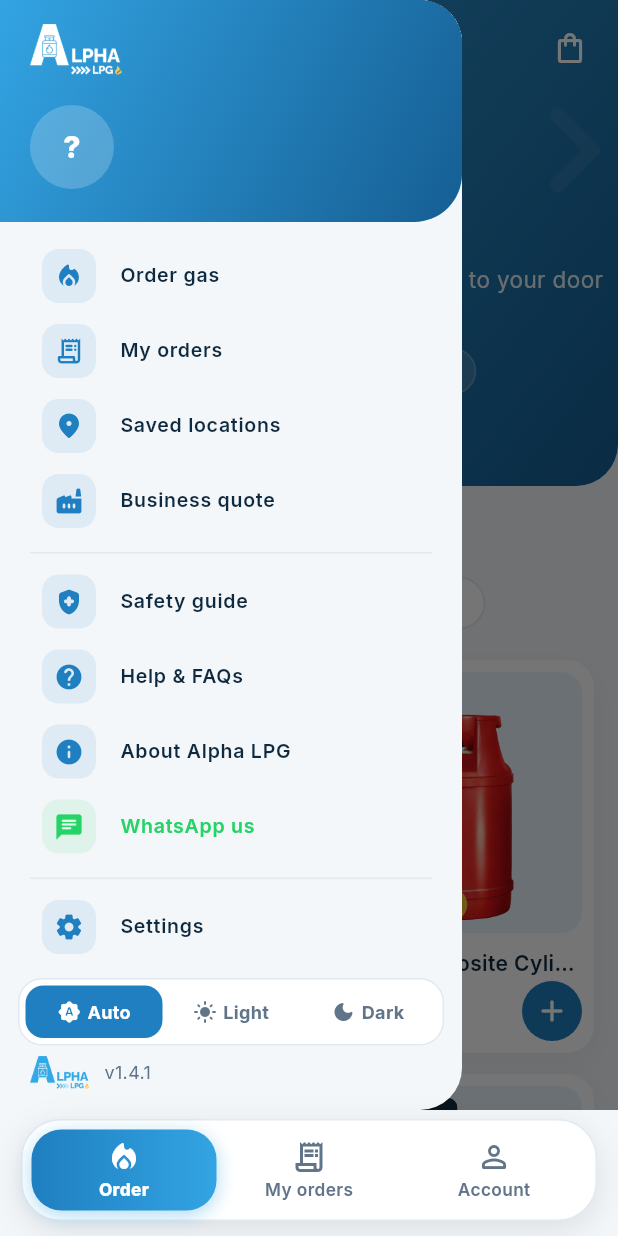
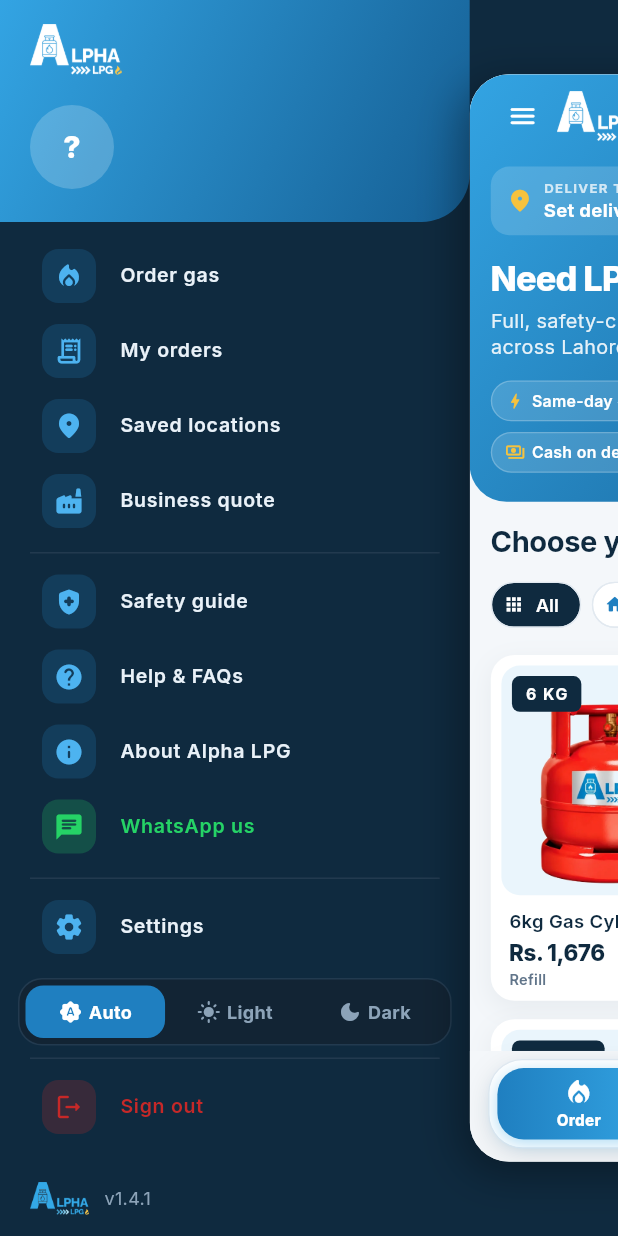
Before and after one commit to Saad43165/AlphaLPG, a Flutter app: the HomeScreen screen opened by its route, after a tap on the "menu" icon, on a phone screen of 412 x 824 dp. Run offline on Flutter 3.47's test engine with Material 3 defaults, Android fonts, the phone set to English and light mode, and no system bars; our stand-ins replace cloud_firestore, firebase_auth, firebase_core, flutter_map, geocoding, geolocator and 6 more; accounts and stored records are empty.

Commit message:
Push-style side menu: the screen slides and shrinks away from the drawer
Co-Authored-By: Claude Sonnet 5.5 <noreply@anthropic.com>
Claude-Session: https://claude.ai/code/session_01SZgdahvbrNxxFXcq2KDead

```diff
--- a/apps/customer_app/lib/router.dart
+++ b/apps/customer_app/lib/router.dart
@@ -26,7 +26,9 @@ import 'services/backend.dart';
 import 'state/app_state.dart';
 import 'theme/brand.dart';
 import 'utils/haptics.dart';
+import 'widgets/app_drawer.dart';
 import 'widgets/live.dart';
+import 'widgets/push_drawer.dart';
 
 /// Paths that need a signed-in customer.
 const _protected = [
@@ -150,7 +152,9 @@ class _Shell extends StatelessWidget {
         ),
       ],
     );
-    return Scaffold(
+    return PushDrawerHost(
+      drawer: const AppDrawer(),
+      child: Scaffold(
         body: shell,
         // Transparent so the floating pill sits over the page background.
         bottomNavigationBar: uid == null
@@ -163,6 +167,7 @@ class _Shell extends StatelessWidget {
                   (snap.data ?? const <LpgOrder>[])
                       .where((o) => o.status.isActive)
                       .length,
+                ),
               ),
       ),
     );
--- a/apps/customer_app/lib/screens/home/home_screen.dart
+++ b/apps/customer_app/lib/screens/home/home_screen.dart
@@ -9,7 +9,7 @@ import '../../state/cart.dart';
 import '../../theme/brand.dart';
 import '../../utils/launch.dart';
 import '../../widgets/address_picker.dart';
-import '../../widgets/app_drawer.dart';
+import '../../widgets/push_drawer.dart';
 import '../../widgets/common.dart';
 import '../../widgets/gas_meter_card.dart';
 import '../../widgets/live.dart';
@@ -44,7 +44,6 @@ class _HomeScreenState extends State<HomeScreen> {
     return AnnotatedRegion(
       value: Brand.lightStatusBar,
       child: Scaffold(
-        drawer: const AppDrawer(),
         bottomNavigationBar: const CartBar(),
         body: CustomScrollView(
           slivers: [
@@ -183,7 +182,7 @@ class _Header extends StatelessWidget {
                         Builder(
                           builder: (context) => IconButton(
                             tooltip: 'Menu',
-                            onPressed: () => Scaffold.of(context).openDrawer(),
+                            onPressed: () => PushDrawerState.of(context).open(),
                             icon: const Icon(
                               Icons.menu_rounded,
                               color: Colors.white,
--- a/apps/customer_app/lib/widgets/app_drawer.dart
+++ b/apps/customer_app/lib/widgets/app_drawer.dart
@@ -9,13 +9,14 @@ import '../theme/brand.dart';
 import '../utils/format.dart';
 import '../utils/launch.dart';
 import 'common.dart';
+import 'push_drawer.dart';
 
 /// Side menu: who you are, where things are, and a quick theme switch.
 class AppDrawer extends StatelessWidget {
   const AppDrawer({super.key});
 
   void _go(BuildContext context, String route, {bool tab = false}) {
-    Navigator.pop(context); // close the drawer
+    PushDrawerState.maybeOf(context)?.close();
     tab ? context.go(route) : context.push(route);
   }
 
@@ -41,7 +42,7 @@ class AppDrawer extends StatelessWidget {
       ),
     );
     if (ok != true || !context.mounted) return;
-    Navigator.pop(context);
+    PushDrawerState.maybeOf(context)?.close();
     await backend.auth.signOut();
     if (context.mounted) context.go('/');
   }
@@ -53,7 +54,9 @@ class AppDrawer extends StatelessWidget {
     final p = state.profile;
     final settings = state.settings;
     return Drawer(
-      width: 308,
+      backgroundColor: Colors.transparent,
+      elevation: 0,
+      shape: const RoundedRectangleBorder(),
       child: SafeArea(
         top: false,
         child: Column(
@@ -101,7 +104,7 @@ class AppDrawer extends StatelessWidget {
                     () => _go(context, '/about'),
                   ),
                   _Tile(Icons.chat_rounded, 'WhatsApp us', () {
-                    Navigator.pop(context);
+                    PushDrawerState.maybeOf(context)?.close();
                     Launch.whatsapp(
                       settings.whatsapp,
                       'Assalam-o-Alaikum, I need help with Alpha LPG.',
@@ -245,7 +248,7 @@ class _Header extends StatelessWidget {
                     minimumSize: const Size(0, 44),
                   ),
                   onPressed: () {
-                    Navigator.pop(context);
+                    PushDrawerState.maybeOf(context)?.close();
                     context.push('/login?from=/');
                   },
                   child: const Text('Sign in with mobile'),
--- /dev/null
+++ b/apps/customer_app/lib/widgets/push_drawer.dart
@@ -0,0 +1,165 @@
+import 'package:material_ui/material_ui.dart';
+
+import '../theme/brand.dart';
+import '../utils/haptics.dart';
+
+/// A side menu where the whole screen slides to the right and shrinks, as if
+/// it stepped back, while the menu sits behind it. Tap the screen, swipe it
+/// back, or press Back to close.
+class PushDrawerHost extends StatefulWidget {
+  const PushDrawerHost({super.key, required this.drawer, required this.child});
+
+  /// The menu panel (drawn behind the screen).
+  final Widget drawer;
+
+  /// The app screen that slides away.
+  final Widget child;
+
+  @override
+  State<PushDrawerHost> createState() => PushDrawerState();
+}
+
+/// `PushDrawerState.of(context).open()` from anywhere under the host.
+class PushDrawerState extends State<PushDrawerHost>
+    with SingleTickerProviderStateMixin {
+  static PushDrawerState of(BuildContext context) =>
+      context.findAncestorStateOfType<PushDrawerState>()!;
+
+  static PushDrawerState? maybeOf(BuildContext context) =>
+      context.findAncestorStateOfType<PushDrawerState>();
+
+  late final AnimationController _c = AnimationController(
+    vsync: this,
+    duration: const Duration(milliseconds: 340),
+    reverseDuration: const Duration(milliseconds: 280),
+  );
+
+  bool get isOpen => _c.value > 0.5 || _c.status == AnimationStatus.forward;
+
+  void open() {
+    Haptics.light();
+    _c.fling(velocity: 2.2);
+  }
+
+  void close() => _c.fling(velocity: -2.2);
+
+  void toggle() => isOpen ? close() : open();
+
+  @override
+  void dispose() {
+    _c.dispose();
+    super.dispose();
+  }
+
+  double _width(BuildContext context) =>
+      (MediaQuery.sizeOf(context).width * 0.76).clamp(260.0, 330.0);
+
+  @override
+  Widget build(BuildContext context) {
+    final w = _width(context);
+    final pal = context.pal;
+    return AnimatedBuilder(
+      animation: _c,
+      builder: (context, content) {
+        final t = Curves.easeOutCubic.transform(_c.value);
+        return PopScope(
+          // The Back button closes the menu first.
+          canPop: _c.value == 0,
+          onPopInvokedWithResult: (didPop, _) {
+            if (!didPop) close();
+          },
+          child: Container(
+            // Behind everything: the menu's own backdrop.
+            color: pal.isDark ? const Color(0xFF060F18) : Brand.navy,
+            child: Stack(
+              children: [
+                // The menu, easing in from slightly left and small.
+                Positioned.fill(
+                  child: Visibility(
+                    visible: _c.value > 0,
+                    maintainState: true,
+                    child: Opacity(
+                      opacity: (0.3 + 0.7 * t).clamp(0.0, 1.0),
+                      child: Transform.translate(
+                        offset: Offset(-24 * (1 - t), 0),
+                        child: Align(
+                          alignment: Alignment.centerLeft,
+                          child: SizedBox(
+                            width: w,
+                            // The menu is always dark, whatever the app theme.
+                            child: Theme(
+                              data: Brand.theme(Brightness.dark),
+                              child: widget.drawer,
+                            ),
+                          ),
+                        ),
+                      ),
+                    ),
+                  ),
+                ),
+                // The screen, pushed right and shrunk.
+                Transform(
+                  alignment: Alignment.centerLeft,
+                  transform: Matrix4.identity()
+                    ..translateByDouble(w * t, 0, 0, 1)
+                    ..scaleByDouble(1 - 0.12 * t, 1 - 0.12 * t, 1, 1),
+                  child: GestureDetector(
+                    behavior: HitTestBehavior.translucent,
+                    onHorizontalDragUpdate: (d) {
+                      if (_c.value > 0) {
+                        _c.value = (_c.value + d.delta.dx / w).clamp(0.0, 1.0);
+                      }
+                    },
+                    onHorizontalDragEnd: (d) {
+                      if (_c.value == 0) return;
+                      final v = d.primaryVelocity ?? 0;
+                      if (v < -300 || (v.abs() <= 300 && _c.value < 0.5)) {
+                        close();
+                      } else {
+                        open();
+                      }
+                    },
+                    child: DecoratedBox(
+                      decoration: BoxDecoration(
+                        borderRadius: BorderRadius.circular(30 * t),
+                        boxShadow: [
+                          BoxShadow(
+                            color: Colors.black.withValues(alpha: 0.35 * t),
+                            blurRadius: 28,
+                            offset: const Offset(-6, 8),
+                          ),
+                        ],
+                      ),
+                      child: ClipRRect(
+                        borderRadius: BorderRadius.circular(30 * t),
+                        child: Stack(
+                          children: [
+                            content!,
+                            // While open, taps on the screen only close the menu.
+                            if (_c.value > 0)
+                              Positioned.fill(
+                                child: GestureDetector(
+                                  behavior: HitTestBehavior.opaque,
+                                  onTap: close,
+                                  child: Semantics(
+                                    label: 'Close menu',
+                                    button: true,
+                                    child: const SizedBox.expand(),
+                                  ),
+                                ),
+                              ),
+                          ],
+                        ),
+                      ),
+                    ),
+                  ),
+                ),
+              ],
+            ),
+          ),
+        );
+      },
+      child: widget.child,
+    );
+  }
+}
```
Lines whose indentation alone changed are shown as unchanged.
